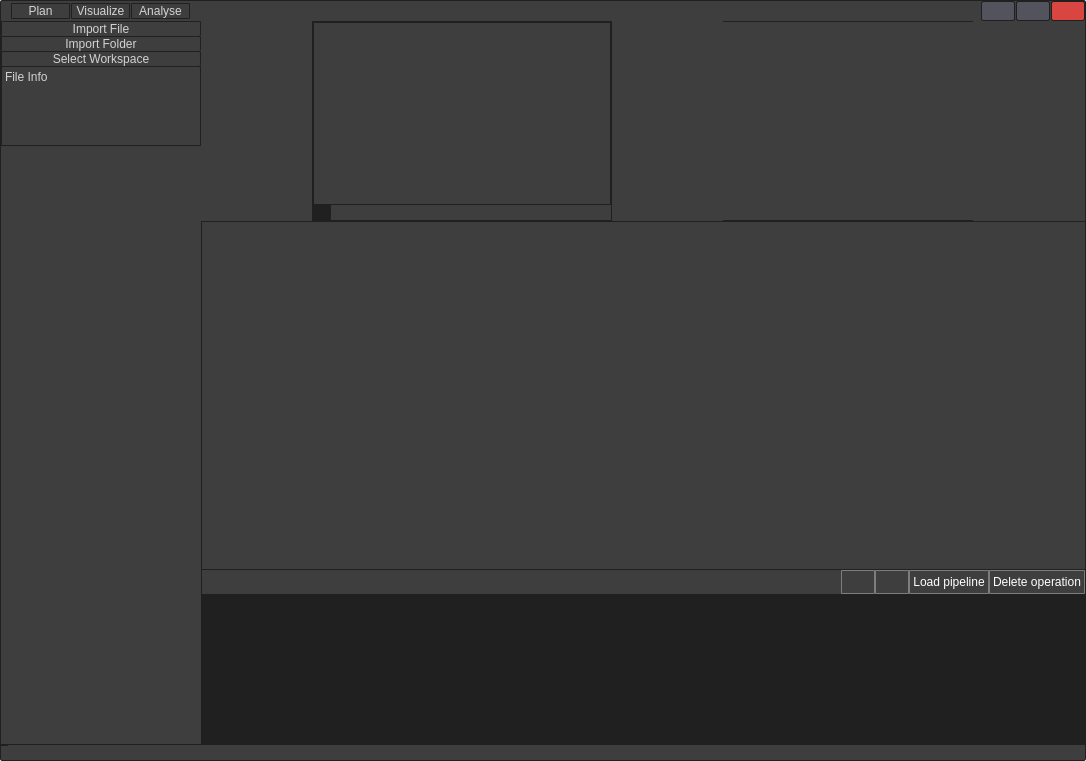
Old version of the form damaker_gui/windows/MainWindow.ui in the repository sebbeutler/DAMAKER_old.
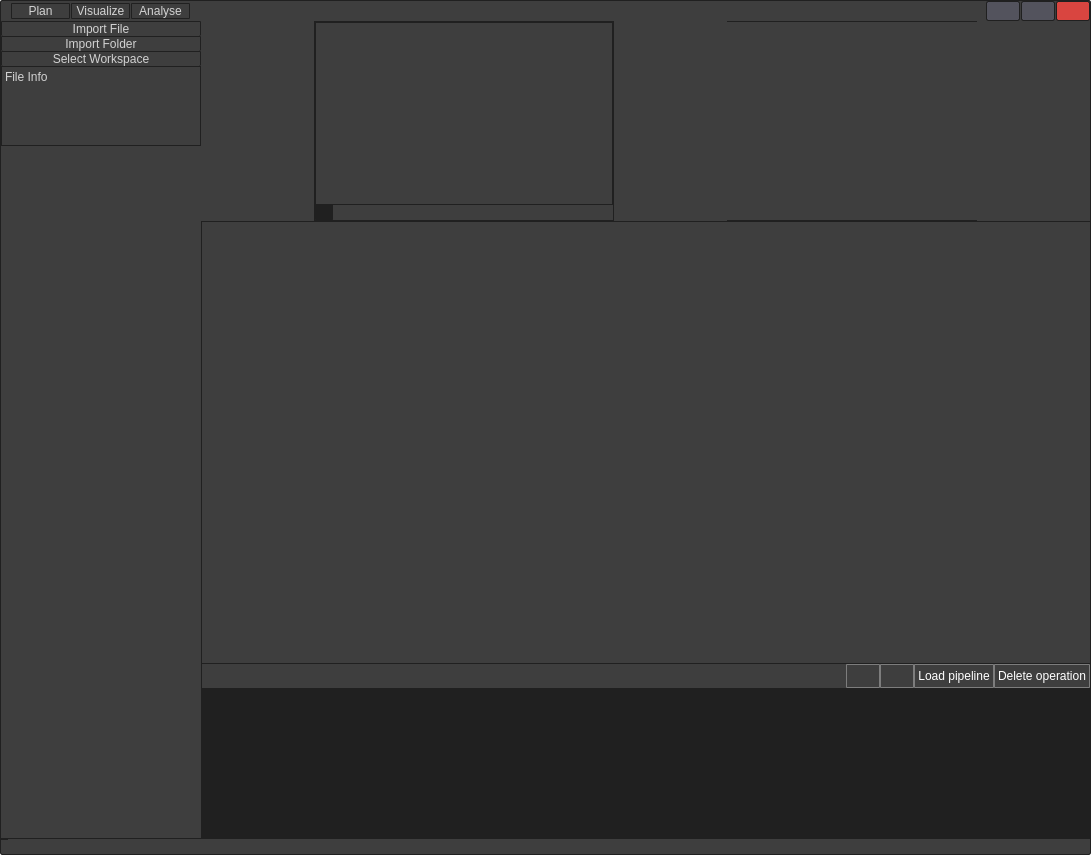
New version of the form. The open tabs and pages were chosen to show the change. Icons and pictures are not drawn.

What changed in the file:
```diff
--- a/damaker_gui/windows/MainWindow.ui
+++ b/damaker_gui/windows/MainWindow.ui
@@ -6,8 +6,8 @@
    <rect>
     <x>0</x>
     <y>0</y>
-    <width>1086</width>
-    <height>761</height>
+    <width>1091</width>
+    <height>855</height>
    </rect>
   </property>
   <property name="minimumSize">
@@ -1306,12 +1306,18 @@
                   <verstretch>0</verstretch>
                  </sizepolicy>
                 </property>
-                <property name="maximumSize">
+                <property name="minimumSize">
                  <size>
-                  <width>16777215</width>
+                  <width>0</width>
                   <height>200</height>
                  </size>
                 </property>
+                <property name="maximumSize">
+                 <size>
+                  <width>16777215</width>
+                  <height>230</height>
+                 </size>
+                </property>
                 <property name="acceptDrops">
                  <bool>false</bool>
                 </property>
```
Left out of the diff: 4 changed lines with no effect on the pictures.
